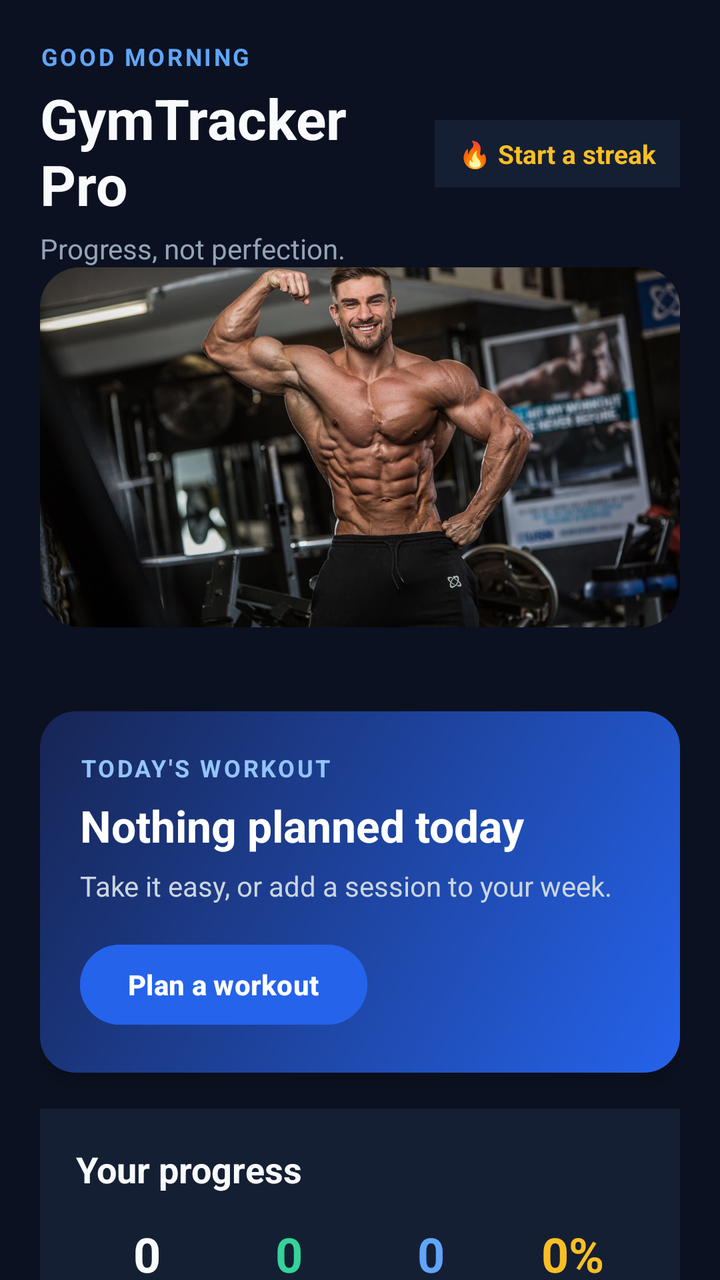
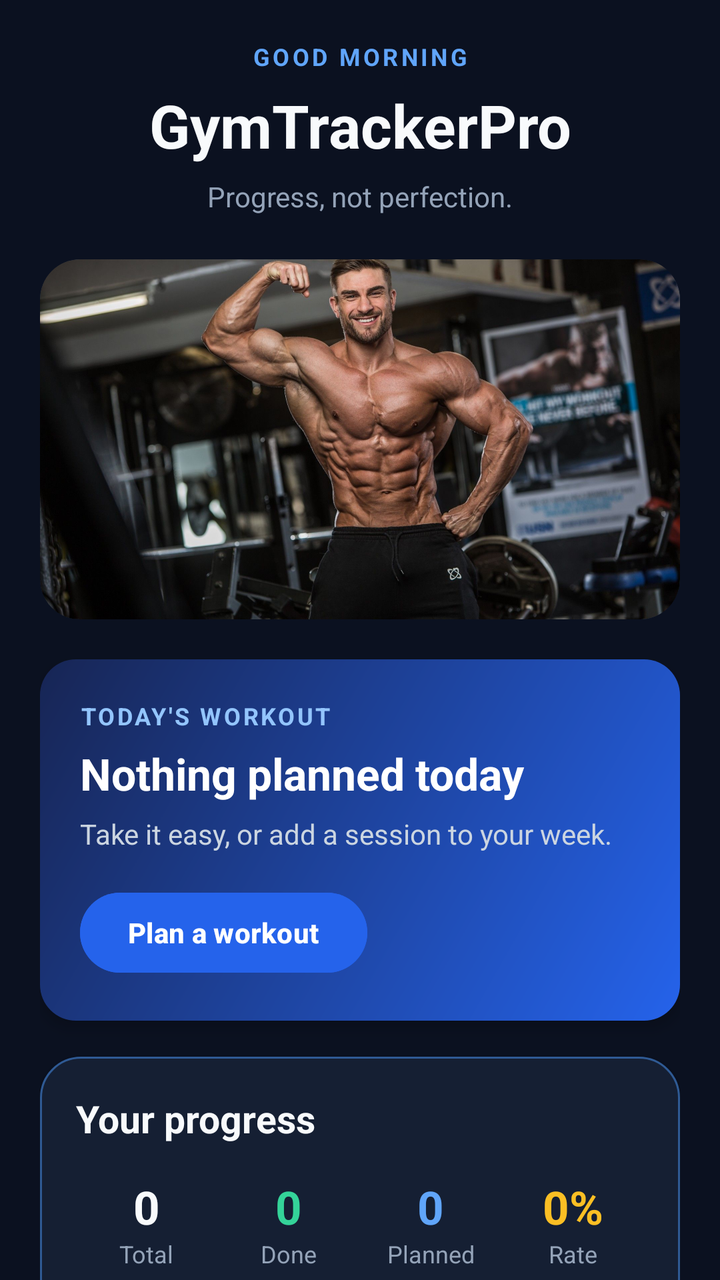

Two renders of the same Android screen: before a commit and after it. Below are the layout's source before the change and the commit's diff.
<!-- AndroidManifest.xml: application theme Theme.GymTrackerPro -->
<!-- res/layout/activity_main.xml -->
<?xml version="1.0" encoding="utf-8"?>
<ScrollView xmlns:android="http://schemas.android.com/apk/res/android"
    xmlns:app="http://schemas.android.com/apk/res-auto"
    android:layout_width="match_parent"
    android:layout_height="match_parent"
    android:background="#0B1120"
    android:fillViewport="true"
    android:scrollbars="none">

    <LinearLayout
        android:layout_width="match_parent"
        android:layout_height="wrap_content"
        android:orientation="vertical"
        android:padding="20dp">

        
        <LinearLayout
            android:id="@+id/headerRow"
            android:layout_width="match_parent"
            android:layout_height="wrap_content"
            android:gravity="center_vertical"
            android:orientation="horizontal">

            <LinearLayout
                android:layout_width="0dp"
                android:layout_height="wrap_content"
                android:layout_weight="1"
                android:orientation="vertical">

                <TextView
                    android:id="@+id/textGreeting"
                    android:layout_width="match_parent"
                    android:layout_height="wrap_content"
                    android:letterSpacing="0.1"
                    android:text="GOOD MORNING"
                    android:textColor="#60A5FA"
                    android:textSize="12sp"
                    android:textStyle="bold" />

                <TextView
                    android:layout_width="match_parent"
                    android:layout_height="wrap_content"
                    android:layout_marginTop="4dp"
                    android:text="GymTracker Pro"
                    android:textColor="#F8FAFC"
                    android:textSize="28sp"
                    android:textStyle="bold" />

                <TextView
                    android:id="@+id/textMotivation"
                    android:layout_width="match_parent"
                    android:layout_height="wrap_content"
                    android:layout_marginTop="4dp"
                    android:text="Progress, not perfection."
                    android:textColor="#94A3B8"
                    android:textSize="14sp" />
            </LinearLayout>

            <TextView
                android:id="@+id/textStreak"
                android:layout_width="wrap_content"
                android:layout_height="wrap_content"
                android:background="#151F33"
                android:paddingStart="12dp"
                android:paddingTop="8dp"
                android:paddingEnd="12dp"
                android:paddingBottom="8dp"
                android:text="🔥 Start a streak"
                android:textColor="#FBBF24"
                android:textSize="13sp"
                android:textStyle="bold" />
        </LinearLayout>


        
        <ImageView
            android:id="@+id/ivFitnessHero"
            android:layout_width="match_parent"
            android:layout_height="180dp"
            android:layout_marginBottom="20dp"
            android:scaleType="centerCrop"
            android:src="@drawable/hero_fitness"
            android:contentDescription="Gym fitness banner"
            android:background="@drawable/bg_card"
            android:clipToOutline="true" />

        
        <LinearLayout
            android:id="@+id/cardToday"
            android:layout_width="match_parent"
            android:layout_height="wrap_content"
            android:layout_marginTop="22dp"
            android:background="@drawable/bg_today_card"
            android:clickable="true"
            android:elevation="4dp"
            android:focusable="true"
            android:orientation="vertical"
            android:padding="20dp">

            <TextView
                android:id="@+id/textTodayLabel"
                android:layout_width="match_parent"
                android:layout_height="wrap_content"
                android:letterSpacing="0.1"
                android:text="TODAY'S WORKOUT"
                android:textColor="#93C5FD"
                android:textSize="12sp"
                android:textStyle="bold" />

            <TextView
                android:id="@+id/textTodayTitle"
                android:layout_width="match_parent"
                android:layout_height="wrap_content"
                android:layout_marginTop="6dp"
                android:text="Nothing planned today"
                android:textColor="#FFFFFF"
                android:textSize="22sp"
                android:textStyle="bold" />

            <TextView
                android:id="@+id/textTodaySub"
                android:layout_width="match_parent"
                android:layout_height="wrap_content"
                android:layout_marginTop="6dp"
                android:text="Take it easy, or add a session to your week."
                android:textColor="#CBD5E1"
                android:textSize="14sp" />

            <Button
                android:id="@+id/buttonTodayAction"
                android:layout_width="wrap_content"
                android:layout_height="48dp"
                android:layout_marginTop="16dp"
                android:backgroundTint="#2563EB"
                android:text="Plan a workout"
                android:textAllCaps="false"
                android:textColor="#FFFFFF"
                android:textStyle="bold" />
        </LinearLayout>

        
        <LinearLayout
            android:id="@+id/cardStats"
            android:layout_width="match_parent"
            android:layout_height="wrap_content"
            android:layout_marginTop="18dp"
            android:background="#151F33"
            android:elevation="3dp"
            android:orientation="vertical"
            android:padding="18dp">

            <TextView
                android:layout_width="match_parent"
                android:layout_height="wrap_content"
                android:text="Your progress"
                android:textColor="#F8FAFC"
                android:textSize="18sp"
                android:textStyle="bold" />

            <LinearLayout
                android:layout_width="match_parent"
                android:layout_height="wrap_content"
                android:layout_marginTop="14dp"
                android:orientation="horizontal">

                <LinearLayout
                    android:layout_width="0dp"
                    android:layout_height="wrap_content"
                    android:layout_weight="1"
                    android:gravity="center"
                    android:orientation="vertical">

                    <TextView
                        android:id="@+id/textTotalWorkouts"
                        android:layout_width="wrap_content"
                        android:layout_height="wrap_content"
                        android:text="0"
                        android:textColor="#F8FAFC"
                        android:textSize="24sp"
                        android:textStyle="bold" />

                    <TextView
                        android:layout_width="wrap_content"
                        android:layout_height="wrap_content"
                        android:text="Total"
                        android:textColor="#94A3B8"
                        android:textSize="12sp" />
                </LinearLayout>

                <LinearLayout
                    android:layout_width="0dp"
                    android:layout_height="wrap_content"
                    android:layout_weight="1"
                    android:gravity="center"
                    android:orientation="vertical">

                    <TextView
                        android:id="@+id/textCompletedWorkouts"
                        android:layout_width="wrap_content"
                        android:layout_height="wrap_content"
                        android:text="0"
                        android:textColor="#34D399"
                        android:textSize="24sp"
                        android:textStyle="bold" />

                    <TextView
                        android:layout_width="wrap_content"
                        android:layout_height="wrap_content"
                        android:text="Done"
                        android:textColor="#94A3B8"
                        android:textSize="12sp" />
                </LinearLayout>

                <LinearLayout
                    android:layout_width="0dp"
                    android:layout_height="wrap_content"
                    android:layout_weight="1"
                    android:gravity="center"
                    android:orientation="vertical">

                    <TextView
                        android:id="@+id/textPlannedWorkouts"
                        android:layout_width="wrap_content"
                        android:layout_height="wrap_content"
                        android:text="0"
                        android:textColor="#60A5FA"
                        android:textSize="24sp"
                        android:textStyle="bold" />

                    <TextView
                        android:layout_width="wrap_content"
                        android:layout_height="wrap_content"
                        android:text="Planned"
                        android:textColor="#94A3B8"
                        android:textSize="12sp" />
                </LinearLayout>

                <LinearLayout
                    android:layout_width="0dp"
                    android:layout_height="wrap_content"
                    android:layout_weight="1"
                    android:gravity="center"
                    android:orientation="vertical">

                    <TextView
                        android:id="@+id/textCompletionRate"
                        android:layout_width="wrap_content"
                        android:layout_height="wrap_content"
                        android:text="0%"
                        android:textColor="#FBBF24"
                        android:textSize="24sp"
                        android:textStyle="bold" />

                    <TextView
                        android:layout_width="wrap_content"
                        android:layout_height="wrap_content"
                        android:text="Rate"
                        android:textColor="#94A3B8"
                        android:textSize="12sp" />
                </LinearLayout>
            </LinearLayout>

            <com.google.android.material.progressindicator.LinearProgressIndicator
                android:id="@+id/progressCompletion"
                android:layout_width="match_parent"
                android:layout_height="wrap_content"
                android:layout_marginTop="16dp"
                android:max="100"
                android:progress="0"
                app:indicatorColor="#3B82F6"
                app:trackColor="#0F172A"
                app:trackCornerRadius="4dp"
                app:trackThickness="8dp" />

            <TextView
                android:id="@+id/textProgressCaption"
                android:layout_width="match_parent"
                android:layout_height="wrap_content"
                android:layout_marginTop="10dp"
                android:text="Add your first workout to start tracking progress."
                android:textColor="#94A3B8"
                android:textSize="13sp" />
        </LinearLayout>

        
        <LinearLayout
            android:id="@+id/sectionPrograms"
            android:layout_width="match_parent"
            android:layout_height="wrap_content"
            android:layout_marginTop="24dp"
            android:orientation="vertical">

            <LinearLayout
                android:layout_width="match_parent"
                android:layout_height="wrap_content"
                android:gravity="center_vertical"
                android:orientation="horizontal">

                <TextView
                    android:layout_width="0dp"
                    android:layout_height="wrap_content"
                    android:layout_weight="1"
                    android:text="Free Programs"
                    android:textColor="#F8FAFC"
                    android:textSize="20sp"
                    android:textStyle="bold" />

                <TextView
                    android:id="@+id/textSeeAllPrograms"
                    android:layout_width="wrap_content"
                    android:layout_height="wrap_content"
                    android:padding="6dp"
                    android:text="See all"
                    android:textColor="#60A5FA"
                    android:textSize="14sp"
                    android:textStyle="bold" />
            </LinearLayout>

            <HorizontalScrollView
                android:layout_width="match_parent"
                android:layout_height="wrap_content"
                android:layout_marginTop="10dp"
                android:clipToPadding="false"
                android:scrollbars="none">

                <LinearLayout
                    android:id="@+id/containerPrograms"
                    android:layout_width="wrap_content"
                    android:layout_height="wrap_content"
                    android:orientation="horizontal" />
            </HorizontalScrollView>
        </LinearLayout>

        
        <TextView
            android:layout_width="match_parent"
            android:layout_height="wrap_content"
            android:layout_marginTop="24dp"
            android:layout_marginBottom="10dp"
            android:text="Explore"
            android:textColor="#F8FAFC"
            android:textSize="20sp"
            android:textStyle="bold" />

        <LinearLayout
            android:id="@+id/containerTiles"
            android:layout_width="match_parent"
            android:layout_height="wrap_content"
            android:orientation="vertical" />

    </LinearLayout>
</ScrollView>
<!-- resources referenced by this layout -->
<resources>
  <!-- drawable bg_card (drawable) -->
  <?xml version="1.0" encoding="utf-8"?>
  <shape xmlns:android="http://schemas.android.com/apk/res/android" android:shape="rectangle">
      <solid android:color="@color/gt_surface" />
      <corners android:radius="20dp" />
      <stroke android:width="1dp" android:color="@color/gt_stroke" />
  </shape>
  <!-- drawable bg_today_card (drawable) -->
  <?xml version="1.0" encoding="utf-8"?>
  <shape xmlns:android="http://schemas.android.com/apk/res/android"
      android:shape="rectangle">
  
      <corners android:radius="18dp" />
  
      <gradient
          android:angle="135"
          android:startColor="#2563EB"
          android:endColor="#172554"
          android:type="linear" />
  
      <padding
          android:left="16dp"
          android:top="16dp"
          android:right="16dp"
          android:bottom="16dp" />
  
  </shape>
  <!-- drawable hero_fitness: jpg bitmap (drawable-nodpi, 195948 bytes) -->
  <style name="Theme.GymTrackerPro" parent="Base.Theme.GymTrackerPro" />
  <color name="gt_surface">#151F33</color>
  <color name="gt_stroke">#2F5A94</color>
  <style name="Base.Theme.GymTrackerPro" parent="Theme.Material3.Dark.NoActionBar">
          <item name="colorPrimary">@color/gt_blue</item>
          <item name="colorSurface">@color/gt_surface</item>
          <item name="android:windowBackground">@color/gt_background</item>
  
          
          <item name="android:statusBarColor">@color/gt_background</item>
          <item name="android:navigationBarColor">@color/gt_background</item>
          <item name="android:windowLightStatusBar">false</item>
      </style>
  <color name="gt_blue">#60A5FA</color>
  <color name="gt_background">#0B1120</color>
</resources>

<!-- the commit's change to res/layout/activity_main.xml (unified diff, before → after) -->
@@ -18,59 +18,41 @@
             android:id="@+id/headerRow"
             android:layout_width="match_parent"
             android:layout_height="wrap_content"
-            android:gravity="center_vertical"
-            android:orientation="horizontal">
-
-            <LinearLayout
-                android:layout_width="0dp"
-                android:layout_height="wrap_content"
-                android:layout_weight="1"
-                android:orientation="vertical">
-
-                <TextView
-                    android:id="@+id/textGreeting"
-                    android:layout_width="match_parent"
-                    android:layout_height="wrap_content"
-                    android:letterSpacing="0.1"
-                    android:text="GOOD MORNING"
-                    android:textColor="#60A5FA"
-                    android:textSize="12sp"
-                    android:textStyle="bold" />
-
-                <TextView
-                    android:layout_width="match_parent"
-                    android:layout_height="wrap_content"
-                    android:layout_marginTop="4dp"
-                    android:text="GymTracker Pro"
-                    android:textColor="#F8FAFC"
-                    android:textSize="28sp"
-                    android:textStyle="bold" />
-
-                <TextView
-                    android:id="@+id/textMotivation"
-                    android:layout_width="match_parent"
-                    android:layout_height="wrap_content"
-                    android:layout_marginTop="4dp"
-                    android:text="Progress, not perfection."
-                    android:textColor="#94A3B8"
-                    android:textSize="14sp" />
-            </LinearLayout>
-
-            <TextView
-                android:id="@+id/textStreak"
-                android:layout_width="wrap_content"
-                android:layout_height="wrap_content"
-                android:background="#151F33"
-                android:paddingStart="12dp"
-                android:paddingTop="8dp"
-                android:paddingEnd="12dp"
-                android:paddingBottom="8dp"
-                android:text="🔥 Start a streak"
-                android:textColor="#FBBF24"
-                android:textSize="13sp"
-                android:textStyle="bold" />
+            android:gravity="center"
+            android:orientation="vertical"
+            android:layout_marginBottom="22dp">
+
+            <TextView
+                android:id="@+id/textGreeting"
+                android:layout_width="match_parent"
+                android:layout_height="wrap_content"
+                android:gravity="center"
+                android:letterSpacing="0.12"
+                android:text="GOOD MORNING"
+                android:textColor="#60A5FA"
+                android:textSize="12sp"
+                android:textStyle="bold" />
+
+            <TextView
+                android:layout_width="match_parent"
+                android:layout_height="wrap_content"
+                android:layout_marginTop="6dp"
+                android:gravity="center"
+                android:text="GymTrackerPro"
+                android:textColor="#F8FAFC"
+                android:textSize="30sp"
+                android:textStyle="bold" />
+
+            <TextView
+                android:id="@+id/textMotivation"
+                android:layout_width="match_parent"
+                android:layout_height="wrap_content"
+                android:layout_marginTop="6dp"
+                android:gravity="center"
+                android:text="Progress, not perfection."
+                android:textColor="#94A3B8"
+                android:textSize="14sp" />
         </LinearLayout>
-
 
         
         <ImageView
@@ -78,18 +60,17 @@
             android:layout_width="match_parent"
             android:layout_height="180dp"
             android:layout_marginBottom="20dp"
+            android:background="@drawable/bg_card"
+            android:clipToOutline="true"
+            android:contentDescription="Gym fitness banner"
             android:scaleType="centerCrop"
-            android:src="@drawable/hero_fitness"
-            android:contentDescription="Gym fitness banner"
-            android:background="@drawable/bg_card"
-            android:clipToOutline="true" />
+            android:src="@drawable/hero_fitness" />
 
         
         <LinearLayout
             android:id="@+id/cardToday"
             android:layout_width="match_parent"
             android:layout_height="wrap_content"
-            android:layout_marginTop="22dp"
             android:background="@drawable/bg_today_card"
             android:clickable="true"
             android:elevation="4dp"
@@ -144,7 +125,7 @@
             android:layout_width="match_parent"
             android:layout_height="wrap_content"
             android:layout_marginTop="18dp"
-            android:background="#151F33"
+            android:background="@drawable/bg_card"
             android:elevation="3dp"
             android:orientation="vertical"
             android:padding="18dp">
@@ -154,13 +135,13 @@
                 android:layout_height="wrap_content"
                 android:text="Your progress"
                 android:textColor="#F8FAFC"
-                android:textSize="18sp"
+                android:textSize="19sp"
                 android:textStyle="bold" />
 
             <LinearLayout
                 android:layout_width="match_parent"
                 android:layout_height="wrap_content"
-                android:layout_marginTop="14dp"
+                android:layout_marginTop="16dp"
                 android:orientation="horizontal">
 
                 <LinearLayout
@@ -176,7 +157,7 @@
                         android:layout_height="wrap_content"
                         android:text="0"
                         android:textColor="#F8FAFC"
-                        android:textSize="24sp"
+                        android:textSize="23sp"
                         android:textStyle="bold" />
 
                     <TextView
@@ -200,7 +181,7 @@
                         android:layout_height="wrap_content"
                         android:text="0"
                         android:textColor="#34D399"
-                        android:textSize="24sp"
+                        android:textSize="23sp"
                         android:textStyle="bold" />
 
                     <TextView
@@ -224,7 +205,7 @@
                         android:layout_height="wrap_content"
                         android:text="0"
                         android:textColor="#60A5FA"
-                        android:textSize="24sp"
+                        android:textSize="23sp"
                         android:textStyle="bold" />
 
                     <TextView
@@ -248,7 +229,7 @@
                         android:layout_height="wrap_content"
                         android:text="0%"
                         android:textColor="#FBBF24"
-                        android:textSize="24sp"
+                        android:textSize="23sp"
                         android:textStyle="bold" />
 
                     <TextView
@@ -348,5 +329,77 @@
             android:layout_height="wrap_content"
             android:orientation="vertical" />
 
+        
+        <LinearLayout
+            android:id="@+id/cardStreak"
+            android:layout_width="match_parent"
+            android:layout_height="wrap_content"
+            android:layout_marginTop="24dp"
+            android:layout_marginBottom="8dp"
+            android:background="@drawable/bg_card"
+            android:elevation="3dp"
+            android:gravity="center_vertical"
+            android:orientation="horizontal"
+            android:padding="18dp">
+
+            <TextView
+                android:layout_width="54dp"
+                android:layout_height="54dp"
+                android:background="#352C1B"
+                android:gravity="center"
+                android:text="🔥"
+                android:textSize="27sp"
+                android:contentDescription="Training streak" />
+
+            <LinearLayout
+                android:layout_width="0dp"
+                android:layout_height="wrap_content"
+                android:layout_marginStart="14dp"
+                android:layout_weight="1"
+                android:orientation="vertical">
+
+                <TextView
+                    android:layout_width="match_parent"
+                    android:layout_height="wrap_content"
+                    android:text="Training streak"
+                    android:textColor="#F8FAFC"
+                    android:textSize="17sp"
+                    android:textStyle="bold" />
+
+                <TextView
+                    android:layout_width="match_parent"
+                    android:layout_height="wrap_content"
+                    android:layout_marginTop="4dp"
+                    android:text="Keep showing up and build consistency."
+                    android:textColor="#94A3B8"
+                    android:textSize="12sp" />
+            </LinearLayout>
+
+            <LinearLayout
+                android:layout_width="wrap_content"
+                android:layout_height="wrap_content"
+                android:gravity="center"
+                android:orientation="vertical">
+
+                <TextView
+                    android:id="@+id/textStreak"
+                    android:layout_width="wrap_content"
+                    android:layout_height="wrap_content"
+                    android:text="0"
+                    android:textColor="#FBBF24"
+                    android:textSize="28sp"
+                    android:textStyle="bold" />
+
+                <TextView
+                    android:layout_width="wrap_content"
+                    android:layout_height="wrap_content"
+                    android:text="DAYS"
+                    android:textColor="#94A3B8"
+                    android:textSize="10sp"
+                    android:textStyle="bold"
+                    android:letterSpacing="0.08" />
+            </LinearLayout>
+        </LinearLayout>
+
     </LinearLayout>
 </ScrollView>
